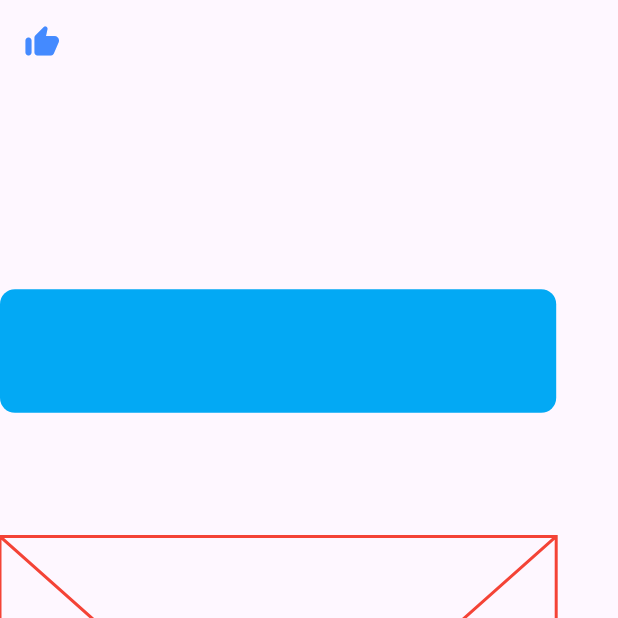
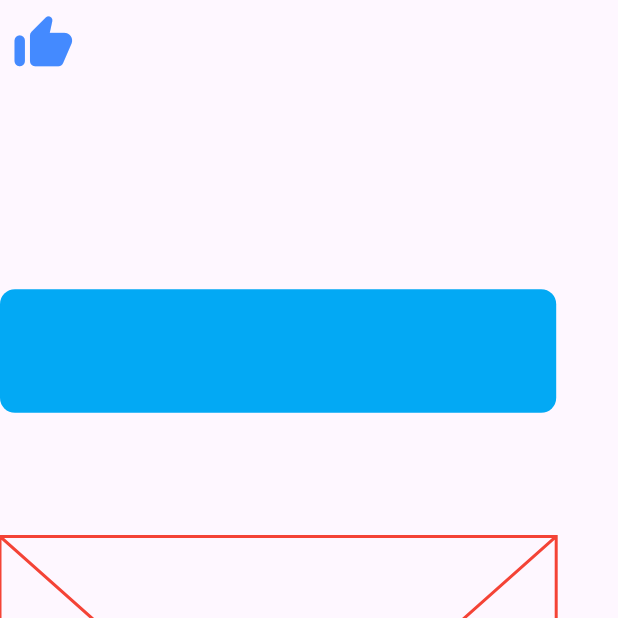
Before and after one commit to Unique-chiemerie/mnemosyne, a Flutter app: the Mainscreen screen opened directly, on a phone screen of 412 x 824 dp, the top half of it. Run offline on Flutter 3.47's test engine with Material 3 defaults, Android fonts, the light colour scheme and no system bars.

```diff
--- a/lib/Screens/mainscreen.dart
+++ b/lib/Screens/mainscreen.dart
@@ -20,9 +20,10 @@ class Mainscreen extends StatelessWidget {
               ),
             );
           },
-          icon: const Icon(
+          icon: Icon(
             Icons.thumb_up_rounded,
             color: Colors.blueAccent,
+            size: screenHeight * 0.05,
           ),
         ),
       ),
```
